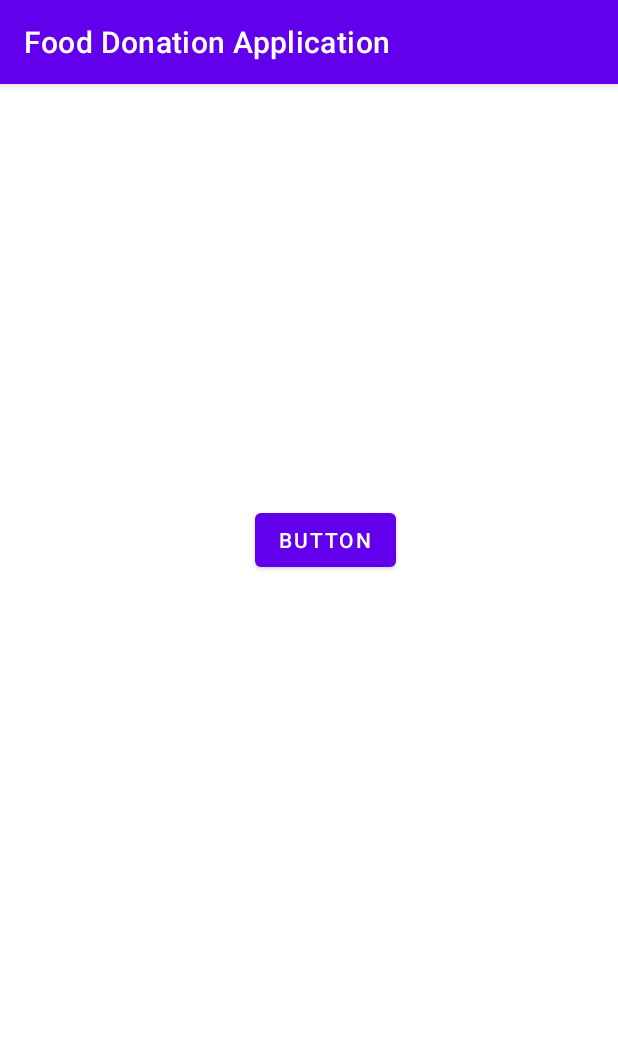
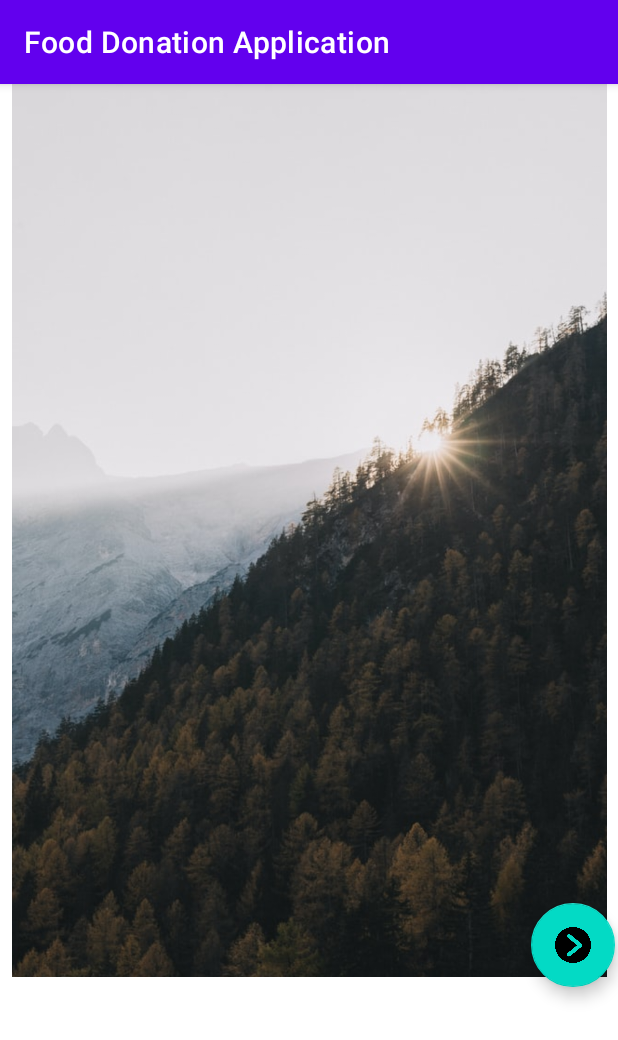
Before and after one commit to Yashjain323/Food-Donation-App, an Android app: the screen it shows after launch (MainActivity), on a phone screen of 412 x 824 dp. Shown: the top 1040 px of the screen. Run offline under Robolectric (Android 15) with nearby library versions, the phone set to English and light mode, and no system bars.

Commit message:
ab bas chala ke dekho

```diff
--- a/app/src/main/AndroidManifest.xml
+++ b/app/src/main/AndroidManifest.xml
@@ -18,6 +18,7 @@
             android:name=".ForgotPassword"
             android:exported="true" />
         <activity android:name=".DonatorProfile" />
+        <activity android:name=".DecidingActivity"/>
         <activity android:name=".DonorRegistration"/>
         <activity android:name=".MainActivity">
             <intent-filter>
--- a/app/src/main/java/com/yash/fooddonationapplication/DecidingActivity.java
+++ b/app/src/main/java/com/yash/fooddonationapplication/DecidingActivity.java
@@ -11,12 +11,13 @@ import android.widget.Toast;
 import static android.widget.Toast.LENGTH_LONG;
 
 public class DecidingActivity extends AppCompatActivity {
-    Button Button1 =(Button)findViewById(R.id.donorDecide);
-    Button Button2 =(Button)findViewById(R.id.recipientDecide);
+
     @Override
     protected void onCreate(Bundle savedInstanceState) {
         super.onCreate(savedInstanceState);
         setContentView(R.layout.activity_deciding);
+        Button Button1 =(Button)findViewById(R.id.donorDecide);
+        Button Button2 =(Button)findViewById(R.id.recipientDecide);
         Button1.setOnClickListener(new View.OnClickListener() {
             @Override
             public void onClick(View v) {
--- a/app/src/main/java/com/yash/fooddonationapplication/MainActivity.java
+++ b/app/src/main/java/com/yash/fooddonationapplication/MainActivity.java
@@ -3,30 +3,44 @@ package com.yash.fooddonationapplication;
 import androidx.appcompat.app.AppCompatActivity;
 
 import android.content.Intent;
+import android.media.MediaPlayer;
 import android.os.Bundle;
 import android.view.View;
 import android.widget.Button;
+import android.widget.ImageView;
 import android.widget.Toast;
 
+import com.google.android.material.floatingactionbutton.FloatingActionButton;
 import com.yash.fooddonationapplication.R;
 
 import static android.widget.Toast.LENGTH_LONG;
 
 public class MainActivity extends AppCompatActivity {
-     private Button button ;
-
+    private ImageView imageView;
+    private FloatingActionButton fab;
     @Override
     protected void onCreate(Bundle savedInstanceState) {
         super.onCreate(savedInstanceState);
         setContentView(R.layout.activity_main);
-        button=findViewById(R.id.mainbutton);
-        button.setOnClickListener(new View.OnClickListener() {
+         fab = findViewById(R.id.floatingActionButton);
+         imageView = (ImageView)findViewById(R.id.imageViewMain);
+/*MediaPlayer mediaPlayer = MediaPlayer.create(this,R.bombSound);*/
+         imageView.setOnClickListener(new View.OnClickListener() {
+             @Override
+             public void onClick(View v) {
+                 imageView.animate().alpha(0).setDuration(2000);
+                 imageView.animate().alpha(1).setDuration(2000);
+                 imageView.animate().alpha(0).setDuration(2000);
+                 imageView.animate().alpha(1).setDuration(2000);
+             }
+         });
+
+        fab.setOnClickListener(new View.OnClickListener() {
             @Override
             public void onClick(View v) {
-                startActivity(new Intent(MainActivity.this, DonorSignIn.class));
+                startActivity(new Intent(MainActivity.this, DecidingActivity.class));
                 Toast.makeText(MainActivity.this, "Hi", LENGTH_LONG).show();
             }
-        }
-        );
+        });
     }
 }
--- a/app/src/main/java/com/yash/fooddonationapplication/RecipientSignIn.java
+++ b/app/src/main/java/com/yash/fooddonationapplication/RecipientSignIn.java
@@ -11,11 +11,11 @@ import android.widget.Toast;
 import static android.widget.Toast.LENGTH_LONG;
 
 public class RecipientSignIn extends AppCompatActivity {
-    Button Button1 = (Button)findViewById(R.id.dSignUpButton);
     @Override
     protected void onCreate(Bundle savedInstanceState) {
         super.onCreate(savedInstanceState);
         setContentView(R.layout.activity_recipient_sign_in);
+        Button Button1 = (Button)findViewById(R.id.dSignUpButton);
         Button1.setOnClickListener(new View.OnClickListener() {
             @Override
             public void onClick(View v) {
--- a/app/src/main/res/layout/activity_donator_registration.xml
+++ b/app/src/main/res/layout/activity_donator_registration.xml
@@ -4,7 +4,7 @@
     xmlns:tools="http://schemas.android.com/tools"
     android:layout_width="match_parent"
     android:layout_height="match_parent"
-    tools:context=".DonatorRegistration">
+    tools:context=".DonorRegistration">
 
     <TextView
         android:id="@+id/textView"
--- a/app/src/main/res/layout/activity_main.xml
+++ b/app/src/main/res/layout/activity_main.xml
@@ -6,18 +6,29 @@
     android:layout_height="match_parent"
     tools:context=".MainActivity">
 
-
-    <Button
-        android:id="@+id/mainbutton"
+    <com.google.android.material.floatingactionbutton.FloatingActionButton
+        android:id="@+id/floatingActionButton"
         android:layout_width="wrap_content"
         android:layout_height="wrap_content"
-        android:layout_marginStart="170dp"
-        android:layout_marginTop="197dp"
-        android:layout_marginEnd="148dp"
-        android:layout_marginBottom="358dp"
-        android:text="Button"
+        android:layout_marginStart="354dp"
+        android:layout_marginTop="546dp"
+        android:clickable="true"
         app:layout_constraintBottom_toBottomOf="parent"
         app:layout_constraintEnd_toEndOf="parent"
+        app:layout_constraintHorizontal_bias="0.0"
         app:layout_constraintStart_toStartOf="parent"
-        app:layout_constraintTop_toTopOf="parent" />
+        app:layout_constraintTop_toTopOf="parent"
+        app:layout_constraintVertical_bias="0.0"
+        app:srcCompat="@drawable/rightarrow" />
+
+    <ImageView
+        android:id="@+id/imageViewMain"
+        android:layout_width="411dp"
+        android:layout_height="595dp"
+        app:layout_constraintBottom_toTopOf="@+id/floatingActionButton"
+        app:layout_constraintEnd_toEndOf="parent"
+        app:layout_constraintStart_toStartOf="parent"
+        app:layout_constraintTop_toTopOf="parent"
+        app:layout_constraintVertical_bias="0.0"
+        app:srcCompat="@drawable/mainimg" />
 </androidx.constraintlayout.widget.ConstraintLayout>
```
Also changed, not shown: app/src/main/res/drawable-v24/mainimg.jpg (added), app/src/main/res/drawable/mainimg.webp (added), app/src/main/res/drawable/rightarrow.png (added).
